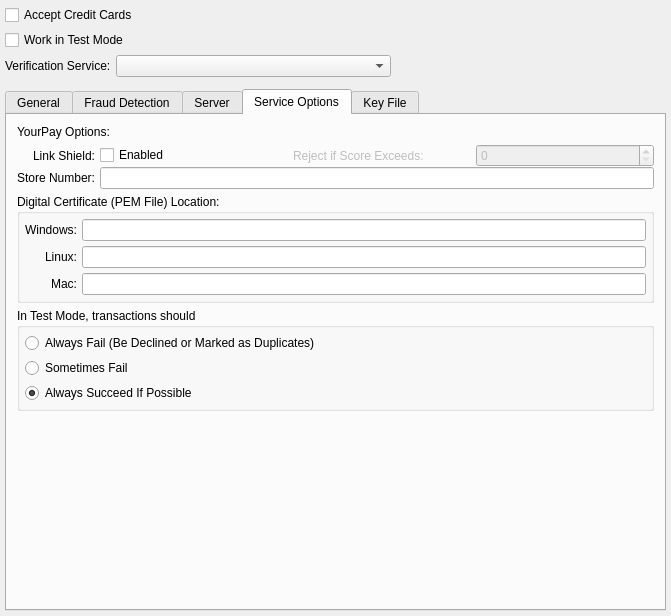
Above: guiclient/configureCC.ui from knowhow/xtuple before the change. Below: the same form after it.
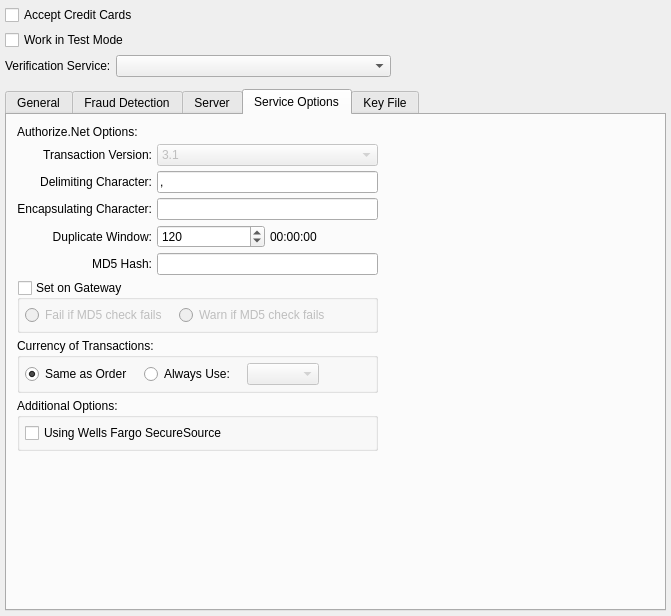
That is the form after the change. The open tabs and pages were chosen to show the change. Custom widgets are drawn as their Qt base class.

Commit message: release 3.6.1 source tarbal - potreban za updater 2.2.4 od 01/2011

The edit to the form file:
```diff
--- a/guiclient/configureCC.ui
+++ b/guiclient/configureCC.ui
@@ -832,6 +832,298 @@
            <property name="currentIndex">
             <number>0</number>
            </property>
+           <widget class="QWidget" name="_authorizeDotNetStack">
+            <layout class="QGridLayout" name="gridLayout_11">
+             <item row="0" column="0">
+              <layout class="QHBoxLayout" name="horizontalLayout_6">
+               <item>
+                <layout class="QVBoxLayout" name="verticalLayout_3">
+                 <item>
+                  <layout class="QGridLayout" name="gridLayout_10">
+                   <item row="0" column="0">
+                    <widget class="QLabel" name="_ccYPLit_2">
+                     <property name="text">
+                      <string>Authorize.Net Options:</string>
+                     </property>
+                    </widget>
+                   </item>
+                   <item row="1" column="0">
+                    <widget class="QLabel" name="_anVersionLit">
+                     <property name="text">
+                      <string>Transaction Version:</string>
+                     </property>
+                     <property name="alignment">
+                      <set>Qt::AlignRight|Qt::AlignTrailing|Qt::AlignVCenter</set>
+                     </property>
+                     <property name="buddy">
+                      <cstring>_anVersion</cstring>
+                     </property>
+                    </widget>
+                   </item>
+                   <item row="1" column="1">
+                    <widget class="QComboBox" name="_anVersion">
+                     <property name="enabled">
+                      <bool>false</bool>
+                     </property>
+                     <item>
+                      <property name="text">
+                       <string>3.1</string>
+                      </property>
+                     </item>
+                    </widget>
+                   </item>
+                   <item row="2" column="0">
+                    <widget class="QLabel" name="_anDelimLit">
+                     <property name="text">
+                      <string>Delimiting Character:</string>
+                     </property>
+                     <property name="alignment">
+                      <set>Qt::AlignRight|Qt::AlignTrailing|Qt::AlignVCenter</set>
+                     </property>
+                     <property name="buddy">
+                      <cstring>_anDelim</cstring>
+                     </property>
+                    </widget>
+                   </item>
+                   <item row="2" column="1">
+                    <widget class="QLineEdit" name="_anDelim">
+                     <property name="text">
+                      <string>,</string>
+                     </property>
+                     <property name="maxLength">
+                      <number>1</number>
+                     </property>
+                    </widget>
+                   </item>
+                   <item row="3" column="0">
+                    <widget class="QLabel" name="_anEncapLit">
+                     <property name="text">
+                      <string>Encapsulating Character:</string>
+                     </property>
+                     <property name="alignment">
+                      <set>Qt::AlignRight|Qt::AlignTrailing|Qt::AlignVCenter</set>
+                     </property>
+                     <property name="buddy">
+                      <cstring>_anEncapLit</cstring>
+                     </property>
+                    </widget>
+                   </item>
+                   <item row="3" column="1">
+                    <widget class="QLineEdit" name="_anEncap">
+                     <property name="maxLength">
+                      <number>1</number>
+                     </property>
+                    </widget>
+                   </item>
+                   <item row="4" column="0">
+                    <widget class="QLabel" name="_anDuplicateWindowLit">
+                     <property name="text">
+                      <string>Duplicate Window:</string>
+                     </property>
+                     <property name="alignment">
+                      <set>Qt::AlignRight|Qt::AlignTrailing|Qt::AlignVCenter</set>
+                     </property>
+                     <property name="buddy">
+                      <cstring>_anDuplicateWindow</cstring>
+                     </property>
+                    </widget>
+                   </item>
+                   <item row="4" column="1">
+                    <layout class="QHBoxLayout" name="horizontalLayout_5">
+                     <item>
+                      <widget class="QSpinBox" name="_anDuplicateWindow">
+                       <property name="maximum">
+                        <number>28000</number>
+                       </property>
+                       <property name="value">
+                        <number>120</number>
+                       </property>
+                      </widget>
+                     </item>
+                     <item>
+                      <widget class="QLabel" name="_anDuplicateWindowAsHMS">
+                       <property name="text">
+                        <string>00:00:00</string>
+                       </property>
+                      </widget>
+                     </item>
+                    </layout>
+                   </item>
+                   <item row="5" column="0">
+                    <widget class="QLabel" name="_anMD5HashLit">
+                     <property name="text">
+                      <string>MD5 Hash:</string>
+                     </property>
+                     <property name="alignment">
+                      <set>Qt::AlignRight|Qt::AlignTrailing|Qt::AlignVCenter</set>
+                     </property>
+                     <property name="buddy">
+                      <cstring>_anMD5Hash</cstring>
+                     </property>
+                    </widget>
+                   </item>
+                   <item row="5" column="1">
+                    <widget class="QLineEdit" name="_anMD5Hash">
+                     <property name="echoMode">
+                      <enum>QLineEdit::PasswordEchoOnEdit</enum>
+                     </property>
+                    </widget>
+                   </item>
+                   <item row="6" column="0" colspan="2">
+                    <widget class="QGroupBox" name="_anMD5HashSetOnGateway">
+                     <property name="title">
+                      <string>Set on Gateway</string>
+                     </property>
+                     <property name="checkable">
+                      <bool>true</bool>
+                     </property>
+                     <property name="checked">
+                      <bool>false</bool>
+                     </property>
+                     <layout class="QGridLayout" name="gridLayout_9">
+                      <item row="0" column="0">
+                       <layout class="QHBoxLayout" name="horizontalLayout_4">
+                        <property name="spacing">
+                         <number>12</number>
+                        </property>
+                        <item>
+                         <widget class="QRadioButton" name="_anMD5HashFail">
+                          <property name="text">
+                           <string>Fail if MD5 check fails</string>
+                          </property>
+                         </widget>
+                        </item>
+                        <item>
+                         <widget class="QRadioButton" name="_anMD5HashWarn">
+                          <property name="text">
+                           <string>Warn if MD5 check fails</string>
+                          </property>
+                         </widget>
+                        </item>
+                        <item>
+                         <spacer name="horizontalSpacer_4">
+                          <property name="orientation">
+                           <enum>Qt::Horizontal</enum>
+                          </property>
+                          <property name="sizeHint" stdset="0">
+                           <size>
+                            <width>40</width>
+                            <height>20</height>
+                           </size>
+                          </property>
+                         </spacer>
+                        </item>
+                       </layout>
+                      </item>
+                     </layout>
+                    </widget>
+                   </item>
+                   <item row="7" column="0" colspan="2">
+                    <widget class="QGroupBox" name="_anCurrencyGroup">
+                     <property name="title">
+                      <string>Currency of Transactions:</string>
+                     </property>
+                     <layout class="QGridLayout" name="gridLayout_8">
+                      <item row="0" column="0">
+                       <layout class="QHBoxLayout" name="horizontalLayout_3">
+                        <property name="spacing">
+                         <number>12</number>
+                        </property>
+                        <item>
+                         <widget class="QRadioButton" name="_anCurrTransaction">
+                          <property name="text">
+                           <string>Same as Order</string>
+                          </property>
+                          <property name="checked">
+                           <bool>true</bool>
+                          </property>
+                         </widget>
+                        </item>
+                        <item>
+                         <widget class="QRadioButton" name="_anCurrFixed">
+                          <property name="text">
+                           <string>Always Use:</string>
+                          </property>
+                         </widget>
+                        </item>
+                        <item>
+                         <widget class="XComboBox" name="_anCurrFixedValue">
+                          <property name="enabled">
+                           <bool>false</bool>
+                          </property>
+                          <property name="type">
+                           <enum>XComboBox::Currencies</enum>
+                          </property>
+                         </widget>
+                        </item>
+                        <item>
+                         <spacer name="horizontalSpacer_5">
+                          <property name="orientation">
+                           <enum>Qt::Horizontal</enum>
+                          </property>
+                          <property name="sizeHint" stdset="0">
+                           <size>
+                            <width>40</width>
+                            <height>20</height>
+                           </size>
+                          </property>
+                         </spacer>
+                        </item>
+                       </layout>
+                      </item>
+                     </layout>
+                    </widget>
+                   </item>
+                   <item row="8" column="0" colspan="2">
+                    <widget class="QGroupBox" name="_anExtrasGroup">
+                     <property name="title">
+                      <string>Additional Options:</string>
+                     </property>
+                     <layout class="QGridLayout">
+                      <item row="0" column="0">
+                       <widget class="QCheckBox" name="_anUsingWellsFargoSecureSource">
+                        <property name="text">
+                         <string>Using Wells Fargo SecureSource</string>
+                        </property>
+                       </widget>
+                      </item>
+                     </layout>
+                    </widget>
+                   </item>
+                  </layout>
+                 </item>
+                 <item>
+                  <spacer name="verticalSpacer_2">
+                   <property name="orientation">
+                    <enum>Qt::Vertical</enum>
+                   </property>
+                   <property name="sizeHint" stdset="0">
+                    <size>
+                     <width>20</width>
+                     <height>0</height>
+                    </size>
+                   </property>
+                  </spacer>
+                 </item>
+                </layout>
+               </item>
+               <item>
+                <spacer name="horizontalSpacer_6">
+                 <property name="orientation">
+                  <enum>Qt::Horizontal</enum>
+                 </property>
+                 <property name="sizeHint" stdset="0">
+                  <size>
+                   <width>0</width>
+                   <height>20</height>
+                  </size>
+                 </property>
+                </spacer>
+               </item>
+              </layout>
+             </item>
+            </layout>
+           </widget>
            <widget class="QWidget" name="_yourPayStack">
             <layout class="QVBoxLayout">
              <item>
```
Left out of the diff: 32 changed lines with no effect on the pictures. The commit also changes 3055 other files.
